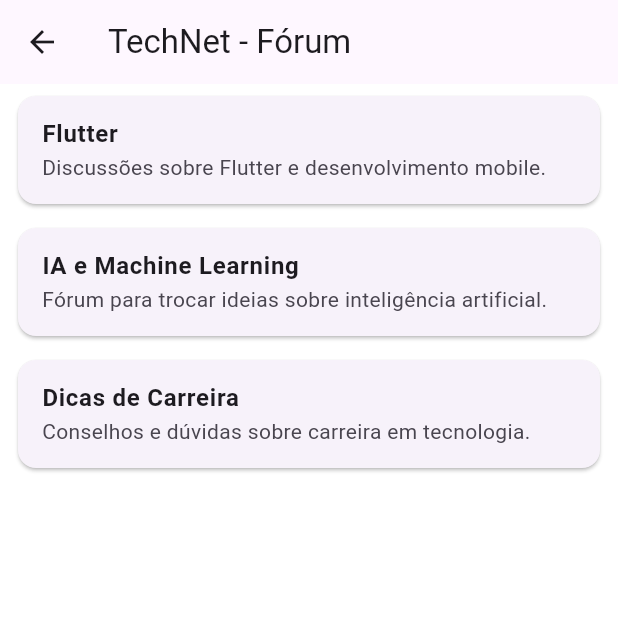
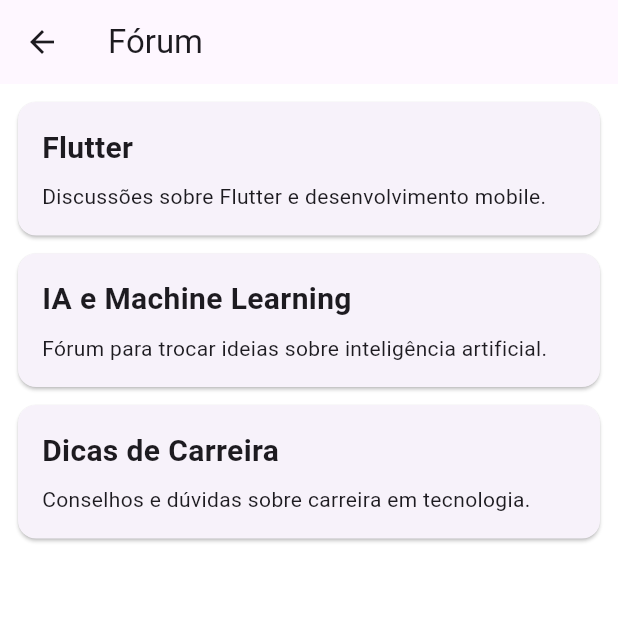
Before and after one commit to ProAnonimos/Plataforma-Profissional-Anonima-Flutter, a Flutter app: the FeedPage screen opened directly, after a tap on "Fórum", on a phone screen of 412 x 824 dp, the top half of it. Run offline on Flutter 3.47's test engine with Material 3 defaults, Android fonts, the phone set to English and light mode, and no system bars.

Commit message:
first commit - esqueleto

```diff
--- a/lib/main.dart
+++ b/lib/main.dart
@@ -10,6 +10,7 @@
   Widget build(BuildContext context) {
     return MaterialApp(
       title: 'Plataforma Profissional Anônima',
+      debugShowCheckedModeBanner: false,
       theme: ThemeData(
         primarySwatch: Colors.blue,
         scaffoldBackgroundColor: Colors.white,
--- a/lib/pages/feed_page.dart
+++ b/lib/pages/feed_page.dart
@@ -16,17 +16,36 @@
 
   final List<Widget> _pages = [
     NoticiasTecnologia(),
+    MatchmakingPage(),
+    ForumPage(),
     ChatPage(),
-    ForumPage(showAppBar: false),
-    MatchmakingPage(),
     SupportPage(),
     PerfilPage(),
   ];
 
+  String getTitle(int index) {
+    switch (index) {
+      case 0:
+        return "Feed";
+      case 1:
+        return "Matchmaking";
+      case 2:
+        return "Fórum";
+      case 3:
+        return "Chat";
+      case 4:
+        return "Suporte";
+      case 5:
+        return "Perfil";
+      default:
+        return "PlataFormaAnonima";
+    }
+  }
+
   @override
   Widget build(BuildContext context) {
     return Scaffold(
-      appBar: AppBar(title: Text("TechNet")),
+      appBar: AppBar(title: Text(getTitle(_currentIndex))),
       body: Column(
         children: [
           if (_currentIndex == 0)
@@ -44,7 +63,7 @@
                       Navigator.push(
                         context,
                         MaterialPageRoute(
-                          builder: (_) => ForumPage(showAppBar: true),
+                          builder: (_) => ForumPageWithScaffold(),
                         ),
                       );
                     },
@@ -56,7 +75,7 @@
                       foregroundColor: Colors.white,
                     ),
                     onPressed: () {
-                      setState(() => _currentIndex = 3); // Matchmaking
+                      setState(() => _currentIndex = 3);
                     },
                     child: Text("Matchmaking"),
                   ),
@@ -72,14 +91,68 @@
         unselectedItemColor: Colors.grey,
         onTap: (index) => setState(() => _currentIndex = index),
         items: [
-          BottomNavigationBarItem(icon: Icon(Icons.newspaper), label: "Notícias"),
+          BottomNavigationBarItem(icon: Icon(Icons.home), label: "Feed"),
+          BottomNavigationBarItem(
+            icon: Icon(Icons.group),
+            label: "Matchmaking",
+          ),
+          BottomNavigationBarItem(icon: Icon(Icons.flash_on), label: "Fórum"),
           BottomNavigationBarItem(icon: Icon(Icons.chat), label: "Chat"),
-          BottomNavigationBarItem(icon: Icon(Icons.forum), label: "Fórum"),
-          BottomNavigationBarItem(icon: Icon(Icons.people), label: "Match"),
-          BottomNavigationBarItem(icon: Icon(Icons.help), label: "Suporte"),
+          BottomNavigationBarItem(
+            icon: Icon(Icons.support_agent),
+            label: "Suporte",
+          ),
           BottomNavigationBarItem(icon: Icon(Icons.person), label: "Perfil"),
         ],
       ),
     );
   }
 }
+
+class ForumPageWithScaffold extends StatelessWidget {
+  final List<Map<String, String>> forums = [
+    {
+      "nome": "Flutter",
+      "descricao": "Discussões sobre Flutter e desenvolvimento mobile.",
+    },
+    {
+      "nome": "IA e Machine Learning",
+      "descricao": "Fórum para trocar ideias sobre inteligência artificial.",
+    },
+    {
+      "nome": "Dicas de Carreira",
+      "descricao": "Conselhos e dúvidas sobre carreira em tecnologia.",
+    },
+  ];
+
+  @override
+  Widget build(BuildContext context) {
+    return Scaffold(
+      appBar: AppBar(title: Text("Fórum"), leading: BackButton()),
+      body: ListView.builder(
+        padding: EdgeInsets.all(12),
+        itemCount: forums.length,
+        itemBuilder: (context, index) {
+          final forum = forums[index];
+          return Card(
+            margin: EdgeInsets.only(bottom: 12),
+            child: Padding(
+              padding: const EdgeInsets.all(16.0),
+              child: Column(
+                crossAxisAlignment: CrossAxisAlignment.start,
+                children: [
+                  Text(
+                    forum['nome']!,
+                    style: TextStyle(fontSize: 20, fontWeight: FontWeight.bold),
+                  ),
+                  SizedBox(height: 8),
+                  Text(forum['descricao']!),
+                ],
+              ),
+            ),
+          );
+        },
+      ),
+    );
+  }
+}
--- a/lib/pages/forum_page.dart
+++ b/lib/pages/forum_page.dart
@@ -1,10 +1,6 @@
 import 'package:flutter/material.dart';
 
 class ForumPage extends StatelessWidget {
-  final bool showAppBar;
-
-  ForumPage({this.showAppBar = false});
-
   final List<Map<String, String>> forums = [
     {
       "nome": "Flutter",
@@ -22,32 +18,29 @@
 
   @override
   Widget build(BuildContext context) {
-    final content = ListView.builder(
+    return ListView.builder(
+      padding: EdgeInsets.all(12),
       itemCount: forums.length,
       itemBuilder: (context, index) {
         final forum = forums[index];
         return Card(
-          margin: EdgeInsets.symmetric(horizontal: 12, vertical: 8),
-          child: ListTile(
-            title: Text(forum['nome']!, style: TextStyle(fontWeight: FontWeight.bold)),
-            subtitle: Text(forum['descricao']!),
-            onTap: () {
-            },
+          margin: EdgeInsets.only(bottom: 12),
+          child: Padding(
+            padding: const EdgeInsets.all(16.0),
+            child: Column(
+              crossAxisAlignment: CrossAxisAlignment.start,
+              children: [
+                Text(
+                  forum['nome']!,
+                  style: TextStyle(fontSize: 20, fontWeight: FontWeight.bold),
+                ),
+                SizedBox(height: 8),
+                Text(forum['descricao']!),
+              ],
+            ),
           ),
         );
       },
     );
-
-    if (showAppBar) {
-      return Scaffold(
-        appBar: AppBar(
-          title: Text("TechNet - Fórum"),
-          leading: BackButton(),
-        ),
-        body: content,
-      );
-    } else {
-      return content;
-    }
   }
 }
--- a/lib/pages/matchmaking_page.dart
+++ b/lib/pages/matchmaking_page.dart
@@ -1,3 +1,4 @@
+
 import 'package:flutter/material.dart';
 
 class MatchmakingPage extends StatelessWidget {
```
Also changed, not shown: lib/pages/chat_page.dart (+74 -16 lines), lib/pages/login_page.dart (+8 -1 lines), lib/pages/perfil_page.dart (+6 -3 lines), lib/pages/noticias_page.dart (line endings or trailing spaces), lib/pages/support_page.dart (line endings or trailing spaces), 1 other file.
